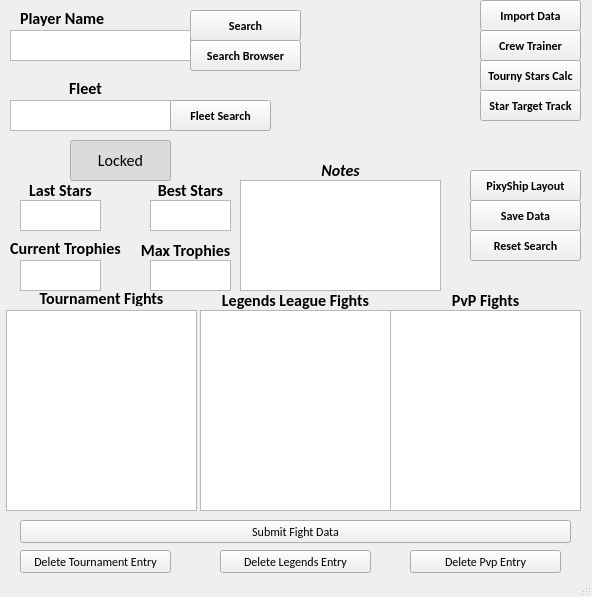
First picture: the form in _internal/pss-ttt.ui, repository arraken/pss-ttt, before the edit.
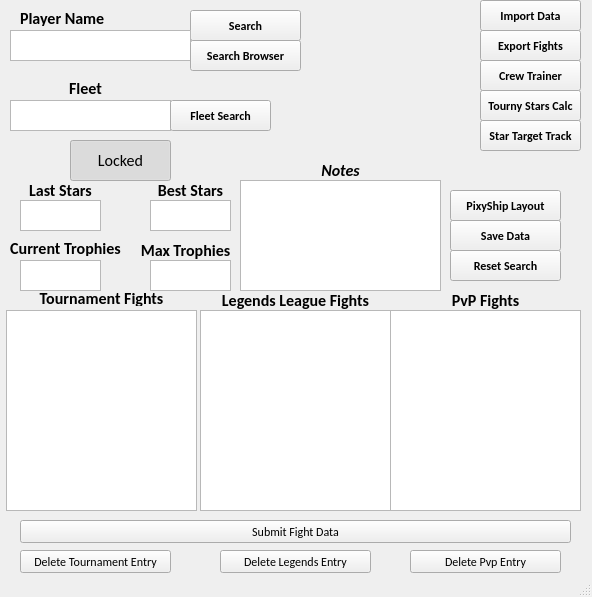
Second picture: the form after the edit.

```diff
--- a/_internal/pss-ttt.ui
+++ b/_internal/pss-ttt.ui
@@ -457,8 +457,8 @@
    <widget class="QPushButton" name="saveNewData">
     <property name="geometry">
      <rect>
-      <x>470</x>
-      <y>200</y>
+      <x>450</x>
+      <y>220</y>
       <width>111</width>
       <height>31</height>
      </rect>
@@ -514,8 +514,8 @@
    <widget class="QPushButton" name="resetButton">
     <property name="geometry">
      <rect>
-      <x>470</x>
-      <y>230</y>
+      <x>450</x>
+      <y>250</y>
       <width>111</width>
       <height>31</height>
      </rect>
@@ -535,8 +535,8 @@
    <widget class="QPushButton" name="pixyshipLayoutButton">
     <property name="geometry">
      <rect>
-      <x>470</x>
-      <y>170</y>
+      <x>450</x>
+      <y>190</y>
       <width>111</width>
       <height>31</height>
      </rect>
@@ -644,7 +644,7 @@
     <property name="geometry">
      <rect>
       <x>480</x>
-      <y>60</y>
+      <y>90</y>
       <width>101</width>
       <height>31</height>
      </rect>
@@ -664,7 +664,7 @@
     <property name="geometry">
      <rect>
       <x>480</x>
-      <y>30</y>
+      <y>60</y>
       <width>101</width>
       <height>31</height>
      </rect>
@@ -684,7 +684,7 @@
     <property name="geometry">
      <rect>
       <x>480</x>
-      <y>90</y>
+      <y>120</y>
       <width>101</width>
       <height>31</height>
      </rect>
@@ -734,6 +734,26 @@
      <string>Submit Fight Data</string>
     </property>
    </widget>
+   <widget class="QPushButton" name="pushButton">
+    <property name="geometry">
+     <rect>
+      <x>480</x>
+      <y>30</y>
+      <width>101</width>
+      <height>31</height>
+     </rect>
+    </property>
+    <property name="font">
+     <font>
+      <pointsize>9</pointsize>
+      <weight>75</weight>
+      <bold>true</bold>
+     </font>
+    </property>
+    <property name="text">
+     <string>Export Fights</string>
+    </property>
+   </widget>
   </widget>
   <widget class="QStatusBar" name="statusbar">
    <property name="sizeGripEnabled">
```
